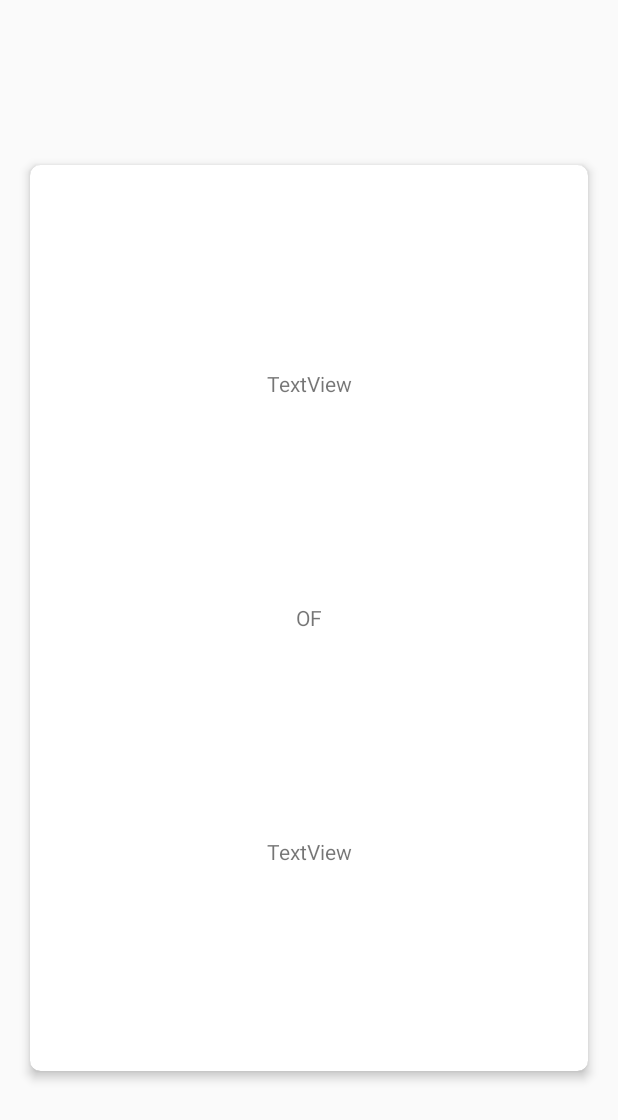
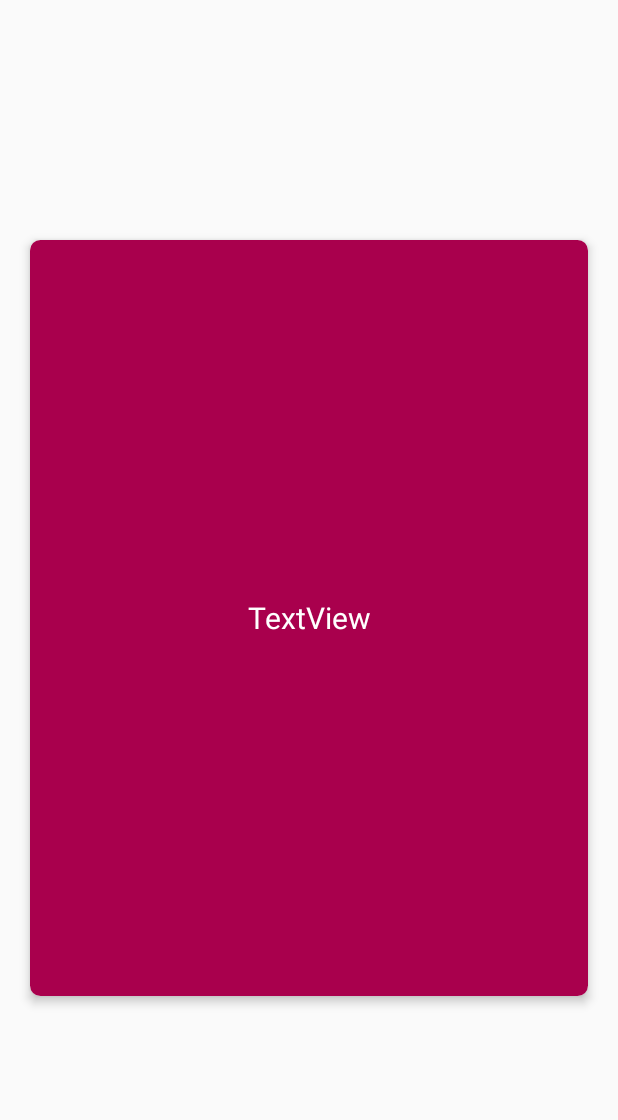
Before and after one commit to JaspervanTilburg/LustrumApp, an Android app: the layout datespel_card_layout.xml on its own in the app's theme, with its tools: preview values and no code run, on a phone screen of 412 x 824 dp. Shown: the top 1120 px of the screen. Run offline under Robolectric (Android 15) with nearby library versions, the phone set to English and light mode, and no system bars.

Commit message:
Datespel finish

```diff
--- a/app/src/main/java/com/example/tudelftsid/lustrumapp/DateSpelCard.java
+++ b/app/src/main/java/com/example/tudelftsid/lustrumapp/DateSpelCard.java
@@ -24,8 +24,8 @@ public class DateSpelCard {
     @View(R.id.datespel_uppertext)
     private TextView upperText;
 
-    @View(R.id.datespel_bottomtext)
-    private TextView bottomText;
+//    @View(R.id.datespel_bottomtext)
+//    private TextView bottomText;
 
     private Context mContext;
     private SwipePlaceHolderView mSwipeView;
--- a/app/src/main/java/com/example/tudelftsid/lustrumapp/DatespelActivity.java
+++ b/app/src/main/java/com/example/tudelftsid/lustrumapp/DatespelActivity.java
@@ -1,14 +1,11 @@
 package com.example.tudelftsid.lustrumapp;
+
 
 import android.content.Context;
 import android.os.Bundle;
-import android.preference.PreferenceActivity;
 import android.support.v7.app.AppCompatActivity;
-import android.view.View;
-import android.widget.Toast;
 
 import com.loopj.android.http.JsonHttpResponseHandler;
-import com.lorentzos.flingswipe.SwipeFlingAdapterView;
 import com.mindorks.placeholderview.SwipeDecor;
 import com.mindorks.placeholderview.SwipePlaceHolderView;
 
@@ -16,7 +13,6 @@ import org.json.JSONArray;
 import org.json.JSONException;
 import org.json.JSONObject;
 
-import java.util.ArrayList;
 import java.util.Collections;
 import java.util.List;
 
@@ -26,7 +22,6 @@ public class DatespelActivity extends AppCompatActivity {
 
     private SwipePlaceHolderView mSwipeView;
     private Context mContext;
-    private List<DateQuestion> questions;
 
     @Override
     protected void onCreate(Bundle savedInstanceState) {
@@ -39,7 +34,28 @@ public class DatespelActivity extends AppCompatActivity {
         } catch (JSONException e) {
             e.printStackTrace();
         }
+    }
 
+    public void getDateCards() throws JSONException {
+        LustrumRestClient.get("/date_questions", null, new JsonHttpResponseHandler() {
+            @Override
+            public void onSuccess(int statusCode, Header[] headers, JSONObject response) {
+                System.out.println("Object " + response);
+            }
+
+            @Override
+            public void onSuccess(int statusCode, Header[] headers, JSONArray response) {
+                try {
+                    List<DateQuestion> questions = Utils.loadDateQuestions(getApplicationContext(), response);
+                    showQuestions(questions);
+                } catch (JSONException e) {
+                    e.printStackTrace();
+                }
+            }
+        });
+    }
+
+    public void showQuestions(List<DateQuestion> questions) {
         mSwipeView = findViewById(R.id.datespel_swipe);
         mSwipeView.getBuilder()
                 .setDisplayViewCount(3)
@@ -53,23 +69,4 @@ public class DatespelActivity extends AppCompatActivity {
         }
     }
 
-    public void getDateCards() throws JSONException {
-        LustrumRestClient.get("/date_questions", null, new JsonHttpResponseHandler() {
-            @Override
-            public void onSuccess(int statusCode, Header[] headers, JSONObject response) {
-                System.out.println("Object " + response);
-            }
-
-            @Override
-            public void onSuccess(int statusCode, Header[] headers, JSONArray response) {
-                try {
-                    System.out.println("succes");
-                    questions = Utils.loadDateQuestions(getApplicationContext(), response);
-                } catch (JSONException e) {
-                    e.printStackTrace();
-                }
-            }
-        });
-    }
-
 }
--- a/app/src/main/res/layout/datespel_card_layout.xml
+++ b/app/src/main/res/layout/datespel_card_layout.xml
@@ -10,55 +10,58 @@
         android:layout_width="match_parent"
         android:layout_height="match_parent"
         android:orientation="vertical"
-        android:background="@color/lustrumPink_Dark"
         android:layout_marginLeft="10dp"
         android:layout_marginRight="10dp"
-        android:layout_marginTop="100dp"
-        android:layout_marginBottom="100dp"
+        android:layout_marginTop="150dp"
+        android:layout_marginBottom="150dp"
         app:cardCornerRadius="7dp"
         app:cardElevation="4dp">
 
         <RelativeLayout
             android:layout_width="match_parent"
-            android:layout_height="match_parent">
+            android:layout_height="match_parent"
+            android:background="@color/lustrumPink_Dark">
 
-        <TextView
-            android:id="@+id/datespel_centertext"
-            android:layout_width="match_parent"
-            android:layout_height="wrap_content"
-            android:layout_alignParentEnd="true"
-            android:layout_alignParentLeft="true"
-            android:layout_alignParentRight="true"
-            android:layout_alignParentStart="true"
-            android:layout_centerVertical="true"
-            android:gravity="center"
-            android:text="@string/datespel_of" />
+        <!--<TextView-->
+            <!--android:id="@+id/datespel_centertext"-->
+            <!--android:layout_width="match_parent"-->
+            <!--android:layout_height="wrap_content"-->
+            <!--android:layout_alignParentEnd="true"-->
+            <!--android:layout_alignParentLeft="true"-->
+            <!--android:layout_alignParentRight="true"-->
+            <!--android:layout_alignParentStart="true"-->
+            <!--android:layout_centerVertical="true"-->
+            <!--android:gravity="center"-->
+            <!--android:text="@string/datespel_of"-->
+            <!--android:textColor="#FFFFFF"-->
+            <!--android:textSize="15dp"/>-->
 
             <TextView
                 android:id="@+id/datespel_uppertext"
                 android:layout_width="match_parent"
                 android:layout_height="wrap_content"
-            android:layout_above="@id/datespel_centertext"
-            android:layout_alignParentEnd="true"
                 android:layout_alignParentLeft="true"
-            android:layout_alignParentRight="true"
                 android:layout_alignParentStart="true"
-            android:layout_alignParentTop="true"
+                android:layout_centerVertical="true"
                 android:gravity="center"
-            android:text="TextView" />
+                android:text="TextView"
+                android:textColor="#FFFFFF"
+                android:textSize="20dp" />
 
-        <TextView
-            android:id="@+id/datespel_bottomtext"
-            android:layout_width="match_parent"
-            android:layout_height="wrap_content"
-            android:layout_alignParentBottom="true"
-            android:layout_alignParentEnd="true"
-            android:layout_alignParentLeft="true"
-            android:layout_alignParentRight="true"
-            android:layout_alignParentStart="true"
-            android:layout_below="@id/datespel_centertext"
-            android:gravity="center"
-            android:text="TextView" />
+        <!--<TextView-->
+            <!--android:id="@+id/datespel_bottomtext"-->
+            <!--android:layout_width="match_parent"-->
+            <!--android:layout_height="wrap_content"-->
+            <!--android:layout_alignParentBottom="true"-->
+            <!--android:layout_alignParentEnd="true"-->
+            <!--android:layout_alignParentLeft="true"-->
+            <!--android:layout_alignParentRight="true"-->
+            <!--android:layout_alignParentStart="true"-->
+            <!--android:layout_below="@id/datespel_centertext"-->
+            <!--android:gravity="center"-->
+            <!--android:text="TextView"-->
+            <!--android:textColor="#FFFFFF"-->
+            <!--android:textSize="20dp"/>-->
 
         </RelativeLayout>
 
```
Lines whose indentation alone changed are shown as unchanged.
